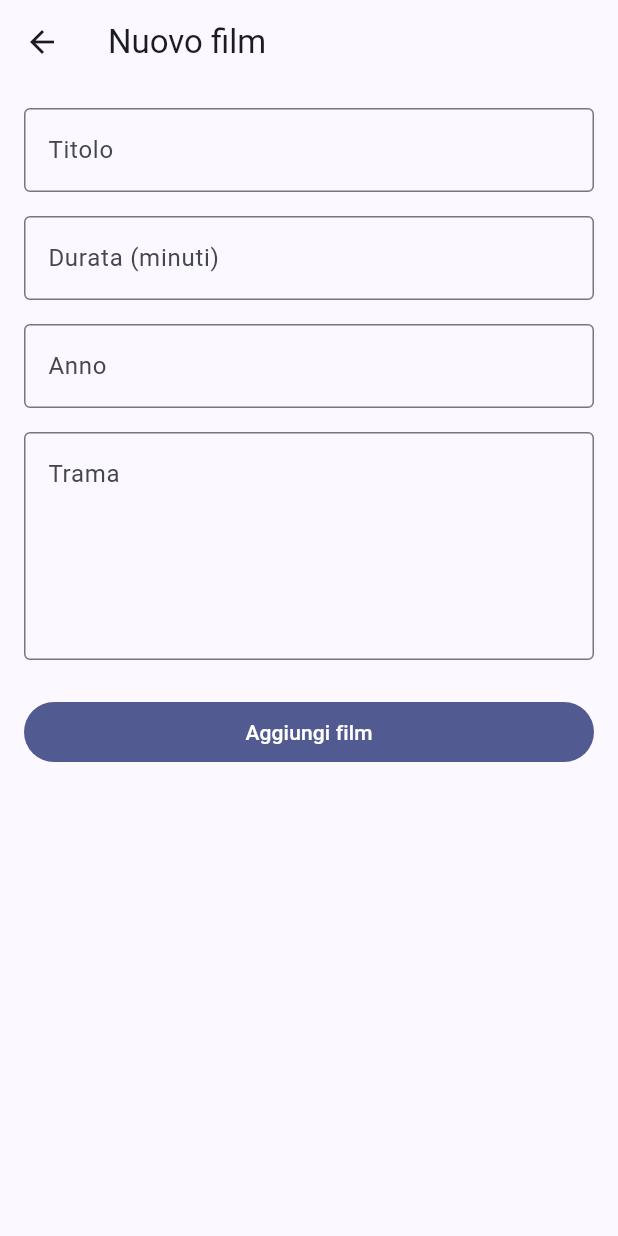
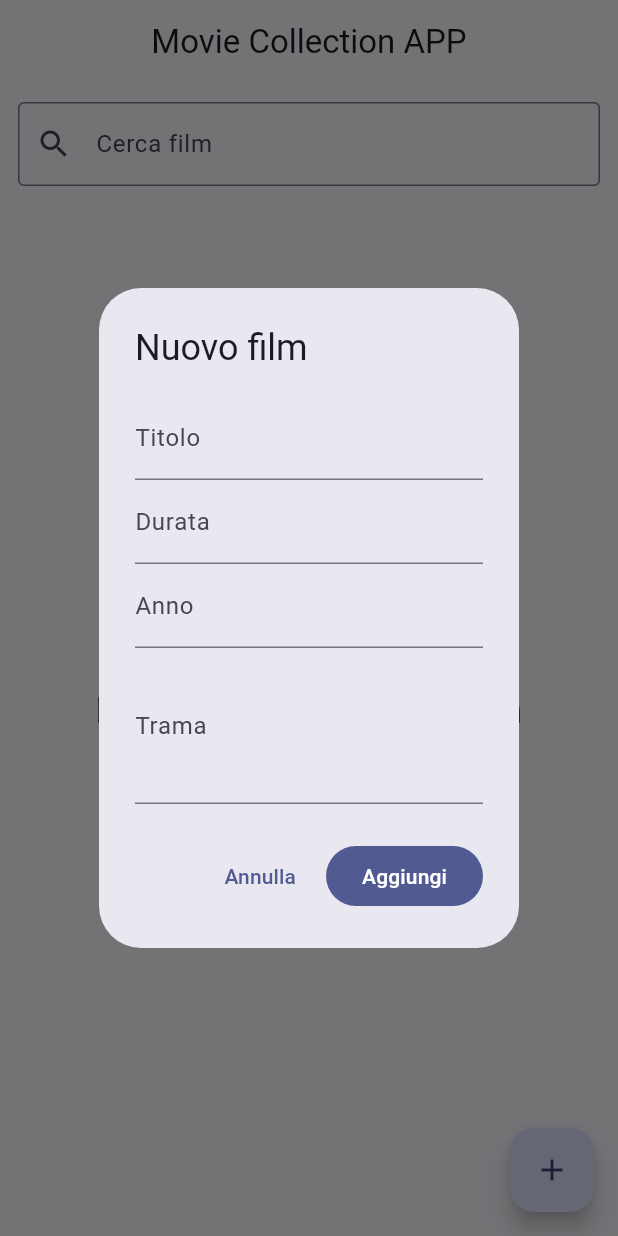
Before and after one commit to DJrOf/esercitazione_18, a Flutter app: the screen it shows after launch, after a tap on the "add" icon, on a phone screen of 412 x 824 dp. Run offline on Flutter 3.47's test engine with Material 3 defaults, Android fonts, the phone set to English and light mode, and no system bars; our stand-ins replace sqflite; accounts and stored records are empty.

Commit message:
selfwork-homeview-pt2

```diff
--- /dev/null
+++ b/lib/views/components/movie_form_dialog.dart
@@ -0,0 +1,143 @@
+import 'package:flutter/material.dart';
+import 'package:provider/provider.dart';
+
+import '../../models/movie.dart';
+import '../../viewmodels/movie_view_model.dart';
+
+class MovieFormDialog extends StatefulWidget {
+  final Movie? movie;
+
+  const MovieFormDialog({super.key, this.movie});
+
+  @override
+  State<MovieFormDialog> createState() => _MovieFormDialogState();
+}
+
+class _MovieFormDialogState extends State<MovieFormDialog> {
+  final _formKey = GlobalKey<FormState>();
+
+  late TextEditingController _titleController;
+  late TextEditingController _durationController;
+  late TextEditingController _plotController;
+  late TextEditingController _yearController;
+
+  @override
+  void initState() {
+    super.initState();
+    _titleController = TextEditingController(text: widget.movie?.title ?? '');
+    _plotController = TextEditingController(text: widget.movie?.plot ?? '');
+    _durationController = TextEditingController(
+      text: widget.movie?.duration.toString() ?? '',
+    );
+    _yearController = TextEditingController(
+      text: widget.movie?.year.toString() ?? '',
+    );
+  }
+
+  @override
+  void dispose() {
+    _titleController.dispose();
+    _durationController.dispose();
+    _plotController.dispose();
+    _yearController.dispose();
+    super.dispose();
+  }
+
+  void _submitForm() {
+    if (_formKey.currentState!.validate()) {
+      final newMovie = Movie(
+        id: widget.movie?.id,
+        title: _titleController.text,
+        duration: int.parse(_durationController.text),
+        plot: _plotController.text,
+        year: int.parse(_yearController.text),
+      );
+
+      final vm = context.read<MovieViewModel>();
+      if (widget.movie == null) {
+        vm.addMovie(newMovie);
+      } else {
+        vm.updateMovie(newMovie);
+      }
+      Navigator.of(context).pop();
+    }
+  }
+
+  @override
+  Widget build(BuildContext context) {
+    final isEditing = widget.movie != null;
+
+    return AlertDialog(
+      title: Text(isEditing ? 'Modifica film' : 'Nuovo film'),
+      content: Form(
+        key: _formKey,
+        child: SingleChildScrollView(
+          child: Column(
+            mainAxisSize: MainAxisSize.min,
+            children: [
+              TextFormField(
+                controller: _titleController,
+                decoration: const InputDecoration(labelText: 'Titolo'),
+                validator: (value) {
+                  if (value == null || value.isEmpty) {
+                    return 'Inserisci il titolo';
+                  }
+                  return null;
+                },
+              ),
+              TextFormField(
+                controller: _durationController,
+                decoration: const InputDecoration(labelText: 'Durata'),
+                keyboardType: TextInputType.number,
+                validator: (value) {
+                  if (value == null || value.isEmpty) {
+                    return 'Inserisci la durata';
+                  }
+                  if (int.tryParse(value) == null) {
+                    return 'Numero non valido';
+                  }
+                  return null;
+                },
+              ),
+              TextFormField(
+                controller: _yearController,
+                decoration: const InputDecoration(labelText: 'Anno'),
+                keyboardType: TextInputType.number,
+                validator: (value) {
+                  if (value == null || value.isEmpty) {
+                    return 'Inserisci l\'anno';
+                  }
+                  if (int.tryParse(value) == null) {
+                    return 'Numero non valido';
+                  }
+                  return null;
+                },
+              ),
+              TextFormField(
+                controller: _plotController,
+                decoration: const InputDecoration(labelText: 'Trama'),
+                maxLines: 3,
+                validator: (value) {
+                  if (value == null || value.isEmpty) {
+                    return 'Inserisci la trama';
+                  }
+                  return null;
+                },
+              ),
+            ],
+          ),
+        ),
+      ),
+      actions: [
+        TextButton(
+          onPressed: () => Navigator.of(context).pop(),
+          child: const Text('Annulla'),
+        ),
+        FilledButton(
+          onPressed: _submitForm,
+          child: Text(isEditing ? 'Salva' : 'Aggiungi'),
+        ),
+      ],
+    );
+  }
+}
--- a/lib/views/home_view.dart
+++ b/lib/views/home_view.dart
@@ -3,7 +3,7 @@ import 'package:provider/provider.dart';
 
 import '../models/movie.dart';
 import '../viewmodels/movie_view_model.dart';
-import 'movie_form_view.dart';
+import 'components/movie_form_dialog.dart';
 
 class HomeView extends StatefulWidget {
   const HomeView({super.key});
@@ -22,11 +22,10 @@ class _HomeViewState extends State<HomeView> {
     super.dispose();
   }
 
-  Future<void> _openForm({Movie? movie}) async {
-    await Navigator.of(context).push(
-      MaterialPageRoute(
-        builder: (_) => MovieFormView(movie: movie),
-      ),
+  void _openForm({Movie? movie}) {
+    showDialog(
+      context: context,
+      builder: (_) => MovieFormDialog(movie: movie),
     );
   }
 
@@ -145,7 +144,12 @@ class _HomeViewState extends State<HomeView> {
         ],
       ),
       floatingActionButton: FloatingActionButton(
-        onPressed: () => _openForm(),
+        onPressed: () {
+          showDialog(
+            context: context,
+            builder: (_) => const MovieFormDialog(),
+          );
+        },
         child: const Icon(Icons.add),
       ),
     );
--- a/lib/views/movie_form_view.dart
+++ /dev/null
@@ -1,160 +0,0 @@
-import 'package:flutter/material.dart';
-import 'package:provider/provider.dart';
-
-import '../models/movie.dart';
-import '../viewmodels/movie_view_model.dart';
-
-class MovieFormView extends StatefulWidget {
-  final Movie? movie;
-
-  const MovieFormView({super.key, this.movie});
-
-  @override
-  State<MovieFormView> createState() => _MovieFormViewState();
-}
-
-class _MovieFormViewState extends State<MovieFormView> {
-  final _formKey = GlobalKey<FormState>();
-  late final TextEditingController _titleController;
-  late final TextEditingController _durationController;
-  late final TextEditingController _plotController;
-  late final TextEditingController _yearController;
-
-  bool get _isEditing => widget.movie != null;
-
-  @override
-  void initState() {
-    super.initState();
-    _titleController = TextEditingController(text: widget.movie?.title ?? '');
-    _durationController = TextEditingController(
-      text: widget.movie?.duration.toString() ?? '',
-    );
-    _plotController = TextEditingController(text: widget.movie?.plot ?? '');
-    _yearController = TextEditingController(
-      text: widget.movie?.year.toString() ?? '',
-    );
-  }
-
-  @override
-  void dispose() {
-    _titleController.dispose();
-    _durationController.dispose();
-    _plotController.dispose();
-    _yearController.dispose();
-    super.dispose();
-  }
-
-  Future<void> _saveMovie() async {
-    if (!_formKey.currentState!.validate()) return;
-
-    final movie = Movie(
-      id: widget.movie?.id,
-      title: _titleController.text.trim(),
-      duration: int.parse(_durationController.text.trim()),
-      plot: _plotController.text.trim(),
-      year: int.parse(_yearController.text.trim()),
-    );
-
-    final viewModel = context.read<MovieViewModel>();
-    final success = _isEditing
-        ? await viewModel.updateMovie(movie)
-        : await viewModel.addMovie(movie);
-
-    if (!mounted) return;
-
-    if (success) {
-      Navigator.of(context).pop();
-    } else {
-      ScaffoldMessenger.of(context).showSnackBar(
-        SnackBar(content: Text(viewModel.error ?? 'Operazione non riuscita')),
-      );
-    }
-  }
-
-  @override
-  Widget build(BuildContext context) {
-    return Scaffold(
-      appBar: AppBar(
-        title: Text(_isEditing ? 'Modifica film' : 'Nuovo film'),
-      ),
-      body: Form(
-        key: _formKey,
-        child: ListView(
-          padding: const EdgeInsets.all(16),
-          children: [
-            TextFormField(
-              controller: _titleController,
-              decoration: const InputDecoration(
-                labelText: 'Titolo',
-                border: OutlineInputBorder(),
-              ),
-              validator: (value) {
-                if (value == null || value.trim().isEmpty) {
-                  return 'Inserisci il titolo';
-                }
-                return null;
-              },
-            ),
-            const SizedBox(height: 16),
-            TextFormField(
-              controller: _durationController,
-              decoration: const InputDecoration(
-                labelText: 'Durata (minuti)',
-                border: OutlineInputBorder(),
-              ),
-              keyboardType: TextInputType.number,
-              validator: (value) {
-                if (value == null || value.trim().isEmpty) {
-                  return 'Inserisci la durata';
-                }
-                if (int.tryParse(value.trim()) == null) {
-                  return 'Inserisci un numero valido';
-                }
-                return null;
-              },
-            ),
-            const SizedBox(height: 16),
-            TextFormField(
-              controller: _yearController,
-              decoration: const InputDecoration(
-                labelText: 'Anno',
-                border: OutlineInputBorder(),
-              ),
-              keyboardType: TextInputType.number,
-              validator: (value) {
-                if (value == null || value.trim().isEmpty) {
-                  return 'Inserisci l\'anno';
-                }
-                if (int.tryParse(value.trim()) == null) {
-                  return 'Inserisci un numero valido';
-                }
-                return null;
-              },
-            ),
-            const SizedBox(height: 16),
-            TextFormField(
-              controller: _plotController,
-              decoration: const InputDecoration(
-                labelText: 'Trama',
-                border: OutlineInputBorder(),
-                alignLabelWithHint: true,
-              ),
-              maxLines: 5,
-              validator: (value) {
-                if (value == null || value.trim().isEmpty) {
-                  return 'Inserisci la trama';
-                }
-                return null;
-              },
-            ),
-            const SizedBox(height: 24),
-            FilledButton(
-              onPressed: _saveMovie,
-              child: Text(_isEditing ? 'Salva modifiche' : 'Aggiungi film'),
-            ),
-          ],
-        ),
-      ),
-    );
-  }
-}
```
